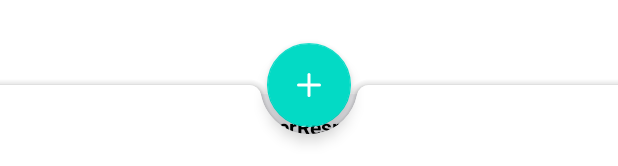
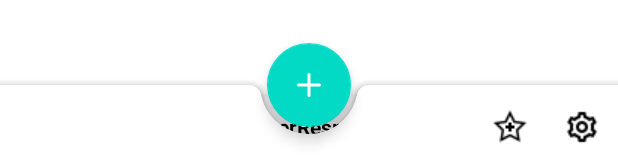
Before and after one commit to profitsw2000/NasaMaterialDesign, an Android app: the layout fragment_main.xml on its own in the app's theme, with its tools: preview values and no code run, on a phone screen of 412 x 824 dp. Shown: the part 1067-1233 px from the top of the screen. Run offline under Robolectric (Android 15) with nearby library versions, the phone set to English and light mode, and no system bars; network calls fail.

Commit message:
Создано меню для нижней панели навигации (BottomBar).

```diff
--- a/app/src/main/res/menu/menu_bottom_bar.xml
+++ b/app/src/main/res/menu/menu_bottom_bar.xml
@@ -1,4 +1,16 @@
 <?xml version="1.0" encoding="utf-8"?>
-<menu xmlns:android="http://schemas.android.com/apk/res/android">
+<menu xmlns:android="http://schemas.android.com/apk/res/android"
+    xmlns:app="http://schemas.android.com/apk/res-auto">
+    <item
+        android:id="@+id/app_bar_fav"
+        android:icon="@drawable/icon_favorite"
+        android:title="@string/favourite"
+        app:showAsAction="ifRoom" />
+
+    <item
+        android:id="@+id/app_bar_settings"
+        android:icon="@drawable/icon_settings"
+        android:title="@string/settings"
+        app:showAsAction="ifRoom" />
 
 </menu>
```
Also changed, not shown: app/src/main/java/ru/profitsw2000/nasamaterialdesign/ui/fragments/PictureOfTheDayFragment.kt (+30 -4 lines), app/src/main/res/drawable-v24/icon_favorite.png (added), app/src/main/res/drawable-v24/icon_settings.png (added).
